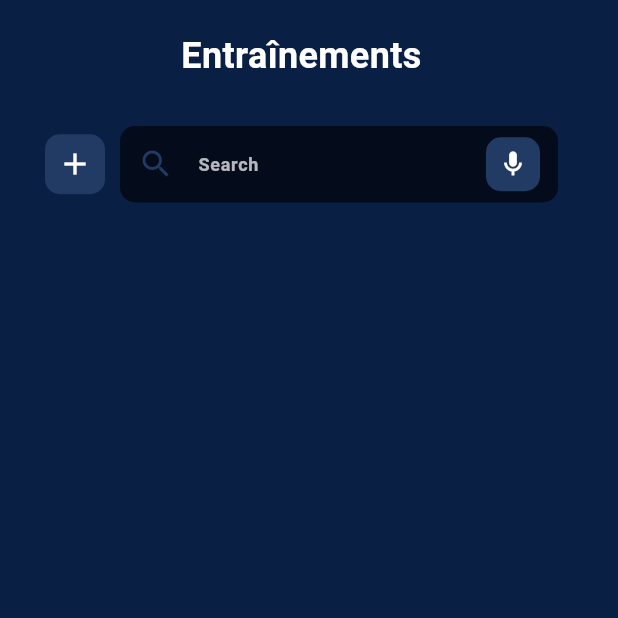
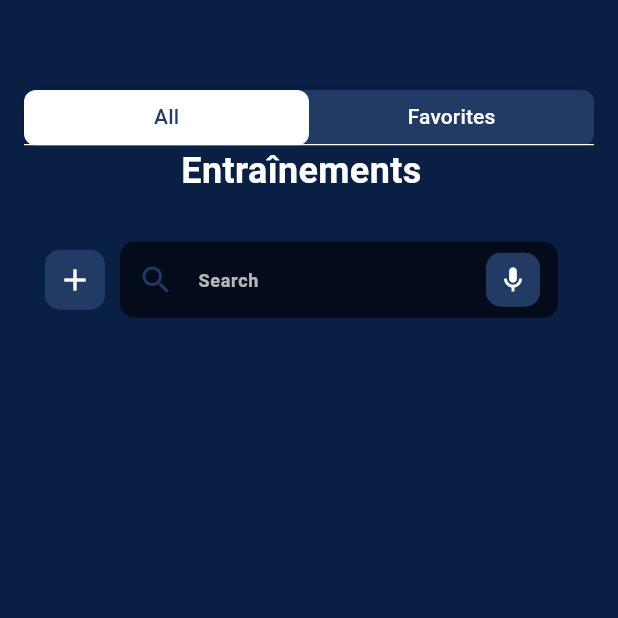
Before and after one commit to thomas26215/Application-mobile-musculation, a Flutter app: the DashBoardPage screen opened directly, after a tap on an icon or button, on a phone screen of 412 x 824 dp, the top half of it. Run offline on Flutter 3.47's test engine with Material 3 defaults, Android fonts, the phone set to English and light mode, and no system bars; our stand-ins replace font_awesome_flutter, sqflite, unicons, youtube_player_flutter; missing offline and left inert: model_viewer_plus; accounts and stored records are empty.

Commit message:
Ajout du système d'onglets pour la page principale et pour les sessions

```diff
--- a/lib/main.dart
+++ b/lib/main.dart
@@ -5,6 +5,7 @@ import 'package:muscu/models/database_helper.dart';
 import 'package:muscu/models/utilisateur/utilisateurs.dart';
 import 'package:muscu/models/utilisateur/profils.dart';
 import 'package:muscu/models/seance/seance.dart';
+import 'package:muscu/pages/main.dart';
 import 'package:muscu/pages/testBDD/home_page.dart';
 
 void main() async {
@@ -72,7 +73,8 @@ class MyApp extends StatelessWidget {
         ),
       ),
       //home: const DashBoardPage(),
-      home: const HomePage(),
+      //home: const HomePage(),
+      home: MainBottomTabs(),
     );
   }
 }
--- a/lib/pages/dashboard/main.dart
+++ b/lib/pages/dashboard/main.dart
@@ -1,7 +1,8 @@
 import 'package:flutter/material.dart';
+import 'package:muscu/pages/trainings/list/main.dart';
 import 'widgets/next_training.dart';
 import 'widgets/sport_list.dart';
-import '../trainings/list/main.dart';
+import '../trainings/list/pages/trainingsPage.dart';
 import 'package:unicons/unicons.dart';
 
 
@@ -45,7 +46,7 @@ class DashBoardPage extends StatelessWidget {
                     onTap: () {
                       Navigator.push(
                         context,
-                        MaterialPageRoute(builder: (context) => const SportsListPage()),
+                        MaterialPageRoute(builder: (context) => TrainingsTabs()),
                       );
                     },
                     child: const Icon(
--- a/lib/pages/testBDD/session_exercise.dart
+++ b/lib/pages/testBDD/session_exercise.dart
@@ -5,6 +5,7 @@ import 'package:muscu/models/database_helper.dart';
 import 'package:muscu/models/seance/session_exercise.dart';
 import 'package:muscu/models/exercise/exercise.dart';
 import 'package:muscu/models/seance/seance.dart';
+import 'package:muscu/pages/trainings/addNewTraining/exercisesList/donnees/exerciseType.dart';
 
 class SessionExercisesPage extends StatefulWidget {
   const SessionExercisesPage({Key? key}) : super(key: key);
--- a/lib/pages/trainings/addNewTraining/exercisesList/donnees/exercise.dart
+++ b/lib/pages/trainings/addNewTraining/exercisesList/donnees/exercise.dart
@@ -3,11 +3,13 @@ import 'package:muscu/pages/trainings/addNewTraining/exercisesList/donnees/exerc
 
 class Exercise {
     String name;
+    int? recuperation;
     List<ExerciseSet> sets;
     ExerciseType type;
 
     Exercise({
         required this.name,
+        required this.recuperation,
         required this.sets,
         required this.type,
     });
@@ -15,6 +17,7 @@ class Exercise {
     static Exercise createExercise(String name, String? equipment, List<ExerciseSet> sets, int restTime, ExerciseType type) {
         return Exercise(
             name: name,
+            recuperation: restTime,
             sets: sets,
             type: type,
         );
--- a/lib/pages/trainings/addNewTraining/exercisesList/donnees/exerciseType.dart
+++ b/lib/pages/trainings/addNewTraining/exercisesList/donnees/exerciseType.dart
@@ -2,11 +2,11 @@ import 'package:flutter/material.dart';
 
 enum ExerciseType {
     standard,
-/*    dropSet,
+    dropSet,
     pyramid,
     timeUnderTension,
     superSet,
     giantSet,
     restPause,
-    cluster,*/
+    cluster,
 }
--- a/lib/pages/trainings/addNewTraining/exercisesList/main.dart
+++ b/lib/pages/trainings/addNewTraining/exercisesList/main.dart
@@ -142,6 +142,7 @@ class _ExerciseCardState extends State<ExerciseCard> {
                         ),
                         SizedBox(height: 8),
                         ...widget.exercise.sets.map((set) => SetWidget(
+                            exercise: widget.exercise,
                             set: set,
                             onUpdate: widget.onUpdate,
                             onDelete: widget.onDelete,
--- a/lib/pages/trainings/list/main.dart
+++ b/lib/pages/trainings/list/main.dart
@@ -1,76 +1,59 @@
 import 'package:flutter/material.dart';
-import 'package:muscu/models/database_helper.dart';
-import 'package:muscu/models/seance/seance.dart';
-import 'package:muscu/pages/trainings/list/widgets/search.dart';
-import 'package:muscu/pages/trainings/list/widgets/trainings.dart';
-import 'package:muscu/styles/text_styles.dart';
+import 'package:muscu/pages/trainings/list/pages/trainingsPage.dart';
 
-class SportsListPage extends StatefulWidget {
-    const SportsListPage({super.key});
-
-    @override
-    _SportsListPageState createState() => _SportsListPageState();
-}
-
-class _SportsListPageState extends State<SportsListPage> {
-    final dbHelper = DatabaseHelper.instance;
-    List<Session> allTrainings = [];
-    List<Session> filteredTrainings = [];
-
-    @override
-    void initState() {
-        super.initState();
-        _loadSessions();
-    }
-
-    Future<void> _loadSessions() async {
-        final loadedSessions = await SessionTable.getAllSessions(dbHelper);
-        setState(() {
-            allTrainings = loadedSessions;
-            filteredTrainings = List.from(allTrainings);
-        });
-    }
-
-    void searchTrainings(String query) {
-        setState(() {
-            filteredTrainings = allTrainings.where((training) {
-                final nomLower = training.name.toLowerCase();
-                final typeLower = training.type?.toLowerCase() ?? '';
-                final descriptionLower = training.description?.toLowerCase() ?? '';
-                final searchLower = query.toLowerCase();
-                return nomLower.contains(searchLower) ||
-                       typeLower.contains(searchLower) ||
-                       descriptionLower.contains(searchLower);
-            }).toList();
-        });
-    }
-
+class TrainingsTabs extends StatelessWidget {
   @override
   Widget build(BuildContext context) {
-        return Scaffold(
-            body: SafeArea(
-                child: Padding(
-                    padding: const EdgeInsets.only(left: 10, right: 20, top: 20),
-                    child: Column(
-                        crossAxisAlignment: CrossAxisAlignment.start,
+    return DefaultTabController(
+      length: 2,
+      child: Scaffold(
+        // Fond global hérité du thème
+        backgroundColor: Theme.of(context).scaffoldBackgroundColor,
+        body: Column(
           children: [
-                            Row(
+            // Padding au-dessus des tabs
+            const SizedBox(height: 60),
+            // Onglets personnalisés avec fond et ombre
+            Container(
+              margin: const EdgeInsets.symmetric(horizontal: 16),
+              decoration: BoxDecoration(
+                color: Theme.of(context).appBarTheme.backgroundColor ?? Theme.of(context).primaryColor,
+                borderRadius: BorderRadius.circular(8),
+                boxShadow: [
+                  BoxShadow(
+                    color: Colors.black12,
+                    blurRadius: 8,
+                    offset: Offset(0, 3),
+                  ),
+                ],
+              ),
+              child: TabBar(
+                indicator: BoxDecoration(
+                  color: Colors.white, // Fond de l'onglet sélectionné
+                  borderRadius: BorderRadius.circular(8),
+                ),
+                indicatorSize: TabBarIndicatorSize.tab,
+                labelColor: Theme.of(context).appBarTheme.backgroundColor ?? Theme.of(context).primaryColor, // Texte sélectionné
+                unselectedLabelColor: Colors.white, // Texte non sélectionné
+                tabs: const [
+                  Tab(text: 'All', height: 35),
+                  Tab(text: 'Favorites', height: 35),
+                ],
+              ),
+            ),
+            // Contenu des onglets
+            Expanded(
+              child: Container(
+                color: Theme.of(context).scaffoldBackgroundColor, // Fond uniforme
+                child: const TabBarView(
                   children: [
-                                    Expanded(
-                                        child: Text(
-                                            "Entraînements",
-                                            style: AppTextStyles.titleMedium.copyWith(fontSize: 24),
-                                            textAlign: TextAlign.center,
+                    SportsListPage(),
+                    Center(child: Text('Favorite Trainings')),
+                  ],
+                ),
               ),
             ),
           ],
-                            ),
-                            SearchWidget(onSearch: searchTrainings),
-                            Expanded(
-                                child: TrainingsWidget(filteredTrainings: filteredTrainings),
-                            ),
-                        ],
-                    ),
         ),
       ),
     );
--- /dev/null
+++ b/lib/pages/trainings/list/pages/trainingsPage.dart
@@ -0,0 +1,79 @@
+import 'package:flutter/material.dart';
+import 'package:muscu/models/database_helper.dart';
+import 'package:muscu/models/seance/seance.dart';
+import 'package:muscu/pages/trainings/list/widgets/search.dart';
+import 'package:muscu/pages/trainings/list/widgets/trainings.dart';
+import 'package:muscu/styles/text_styles.dart';
+
+class SportsListPage extends StatefulWidget {
+    const SportsListPage({super.key});
+
+    @override
+    _SportsListPageState createState() => _SportsListPageState();
+}
+
+class _SportsListPageState extends State<SportsListPage> {
+    final dbHelper = DatabaseHelper.instance;
+    List<Session> allTrainings = [];
+    List<Session> filteredTrainings = [];
+
+    @override
+    void initState() {
+        super.initState();
+        _loadSessions();
+    }
+
+    Future<void> _loadSessions() async {
+        final loadedSessions = await SessionTable.getAllSessions(dbHelper);
+        setState(() {
+            allTrainings = loadedSessions;
+            filteredTrainings = List.from(allTrainings);
+        });
+    }
+
+    void searchTrainings(String query) {
+        setState(() {
+            filteredTrainings = allTrainings.where((training) {
+                final nomLower = training.name.toLowerCase();
+                final typeLower = training.type?.toLowerCase() ?? '';
+                final descriptionLower = training.description?.toLowerCase() ?? '';
+                final searchLower = query.toLowerCase();
+                return nomLower.contains(searchLower) ||
+                       typeLower.contains(searchLower) ||
+                       descriptionLower.contains(searchLower);
+            }).toList();
+        });
+    }
+
+    @override
+    Widget build(BuildContext context) {
+        return Scaffold(
+            body: SafeArea(
+                child: Padding(
+                    padding: const EdgeInsets.only(left: 10, right: 20),
+            // Espace sous les tabs
+                    child: Column(
+                        crossAxisAlignment: CrossAxisAlignment.start,
+                        children: [
+                            Row(
+                                children: [
+                                    Expanded(
+                                        child: Text(
+                                            "Entraînements",
+                                            style: AppTextStyles.titleMedium.copyWith(fontSize: 24),
+                                            textAlign: TextAlign.center,
+                                        ),
+                                    ),
+                                ],
+                            ),
+                            SearchWidget(onSearch: searchTrainings),
+                            Expanded(
+                                child: TrainingsWidget(filteredTrainings: filteredTrainings),
+                            ),
+                        ],
+                    ),
+                ),
+            ),
+        );
+    }
+}
```
Also changed, not shown: lib/models/seance/session_exercise.dart (+1 -10 lines), lib/pages/main.dart (added, +171 -0 lines), lib/pages/testBDD/user_management.dart (+32 -5 lines), lib/pages/trainings/addNewTraining/exercisesList/widgets/setWidget.dart (+27 -9 lines), lib/pages/trainings/addNewTraining/main.dart (+48 -2 lines), 1 other file. Lines whose indentation alone changed are shown as unchanged.
